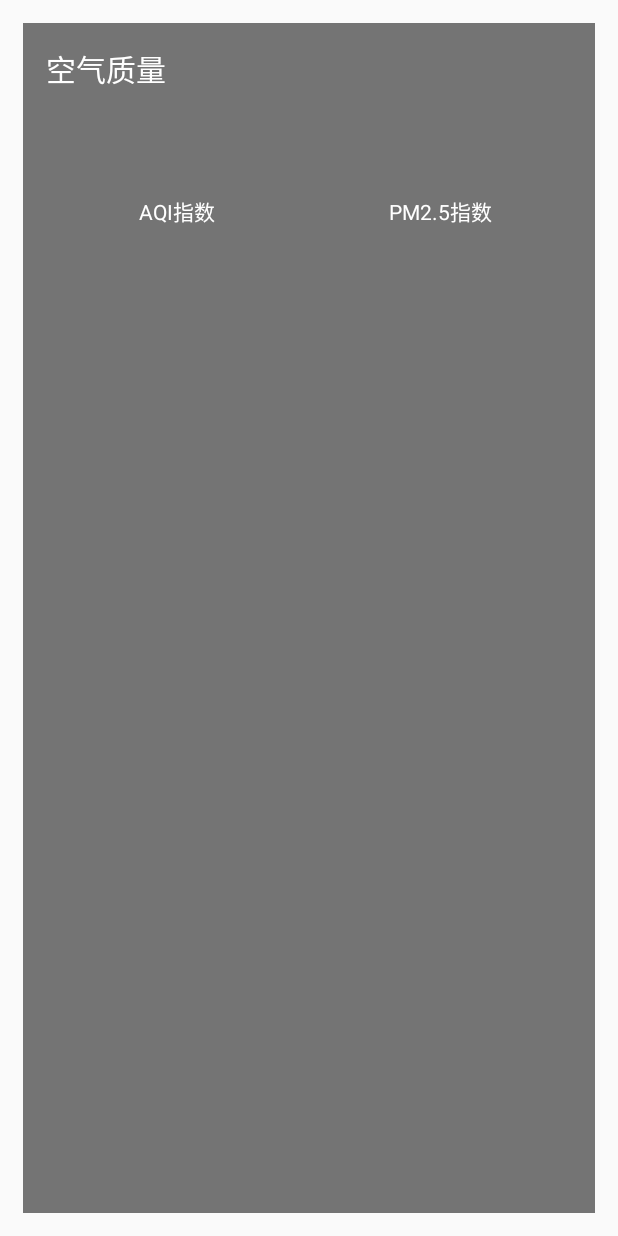
After one commit to zym0228/coolweather, an Android app: the layout aqi.xml on its own in the app's theme, with its tools: preview values and no code run, on a phone screen of 412 x 824 dp. The commit adds this screen. Run offline under Robolectric (Android 15) with nearby library versions, the phone set to English and light mode, and no system bars.

Commit message:
新增切换城市和手动更新天气的功能

```diff
--- a/app/build.gradle
+++ b/app/build.gradle
@@ -28,4 +28,5 @@ dependencies {
     implementation 'org.litepal.android:core:1.4.1'
     implementation 'com.squareup.okhttp3:okhttp:3.4.1'
     implementation 'com.github.bumptech.glide:glide:3.7.0'
+    implementation 'com.google.code.gson:gson:2.7'
 }
--- /dev/null
+++ b/app/src/main/res/layout/aqi.xml
@@ -0,0 +1,78 @@
+<?xml version="1.0" encoding="utf-8"?>
+<LinearLayout xmlns:android="http://schemas.android.com/apk/res/android"
+    android:orientation="vertical"
+    android:layout_width="match_parent"
+    android:layout_height="match_parent"
+    android:layout_margin="15dp"
+    android:background="#8000">
+
+    <TextView
+        android:layout_width="wrap_content"
+        android:layout_height="wrap_content"
+        android:layout_marginLeft="15dp"
+        android:layout_marginTop="15dp"
+        android:text="空气质量"
+        android:textColor="#fff"
+        android:textSize="20sp"/>
+    <LinearLayout
+        android:layout_width="match_parent"
+        android:layout_height="wrap_content"
+        android:layout_margin="15dp">
+        <RelativeLayout
+            android:layout_width="0dp"
+            android:layout_height="match_parent"
+            android:layout_weight="1">
+            <LinearLayout
+                android:orientation="vertical"
+                android:layout_width="match_parent"
+                android:layout_height="wrap_content"
+                android:layout_centerInParent="true">
+                <TextView
+                    android:id="@+id/aqi_text"
+                    android:layout_width="wrap_content"
+                    android:layout_height="wrap_content"
+                    android:layout_gravity="center"
+                    android:textColor="#fff"
+                    android:textSize="40sp"/>
+                <TextView
+                    android:layout_width="wrap_content"
+                    android:layout_height="wrap_content"
+                    android:layout_gravity="center"
+                    android:text="AQI指数"
+                    android:textColor="#fff"/>
+            </LinearLayout>
+
+        </RelativeLayout>
+        <RelativeLayout
+            android:layout_width="0dp"
+            android:layout_height="match_parent"
+            android:layout_weight="1">
+
+            <LinearLayout
+                android:orientation="vertical"
+                android:layout_width="match_parent"
+                android:layout_height="wrap_content"
+                android:layout_centerInParent="true">
+                <TextView
+                    android:id="@+id/pm25_text"
+                    android:layout_width="wrap_content"
+                    android:layout_height="wrap_content"
+                    android:layout_gravity="center"
+                    android:textColor="#fff"
+                    android:textSize="40sp"/>
+                <TextView
+                    android:layout_width="wrap_content"
+                    android:layout_height="wrap_content"
+                    android:layout_gravity="center"
+                    android:textColor="#fff"
+                    android:text="PM2.5指数"/>
+
+            </LinearLayout>
+
+        </RelativeLayout>
+
+    </LinearLayout>
+
+
+
+</LinearLayout>
```
Also changed, not shown: app/src/main/AndroidManifest.xml (+13 -4 lines), app/src/main/java/com/example/coolweather/ChooseAreaFragment.java (+17 -0 lines), app/src/main/java/com/example/coolweather/MainActivity.java (+9 -0 lines), app/src/main/java/com/example/coolweather/WeatherActivity.java (added, +238 -0 lines), app/src/main/java/com/example/coolweather/gson/AQI.java (added, +9 -0 lines), app/src/main/java/com/example/coolweather/gson/Basic.java (added, +15 -0 lines), app/src/main/java/com/example/coolweather/gson/Forecast.java (added, +19 -0 lines), app/src/main/java/com/example/coolweather/gson/Now.java (added, +14 -0 lines), app/src/main/java/com/example/coolweather/gson/Suggestion.java (added, +25 -0 lines), app/src/main/java/com/example/coolweather/gson/Weather.java (added, +15 -0 lines), app/src/main/java/com/example/coolweather/util/Utility.java (+18 -0 lines), app/src/main/res/layout/activity_weather.xml (added, +54 -0 lines), app/src/main/res/layout/forecast.xml (added, +24 -0 lines), app/src/main/res/layout/forecast_item.xml (added, +39 -0 lines), 4 more files.
